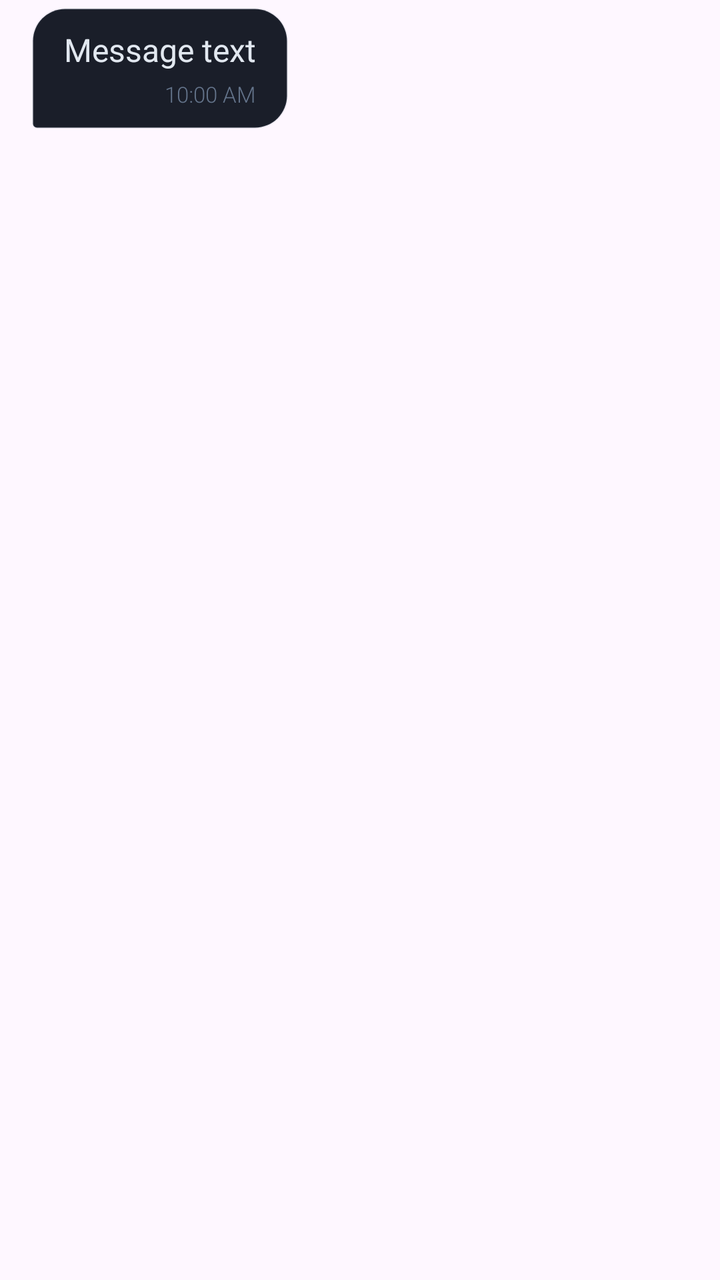
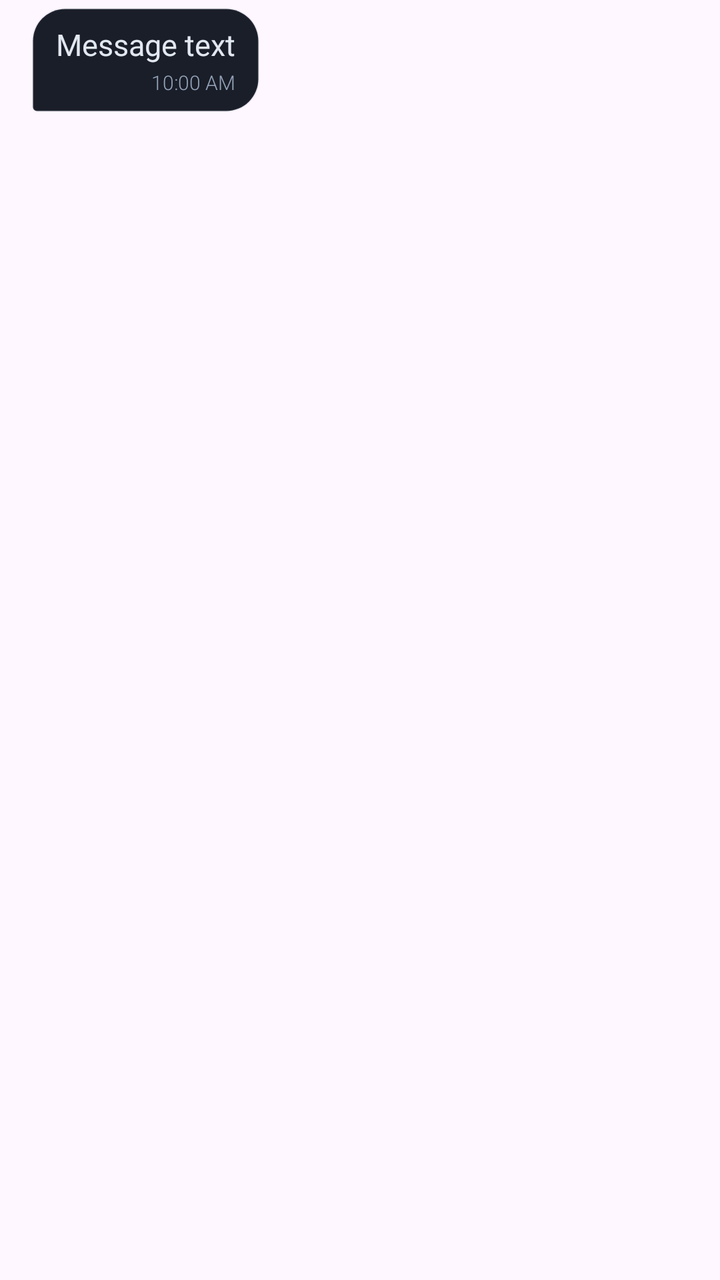

An Android layout rendered at two revisions. The XML below is the earlier revision; the diff shows what the commit changed to produce the second picture.
<!-- AndroidManifest.xml: application theme Theme.ChatApp -->
<!-- res/layout/item_chat_message.xml -->
<?xml version="1.0" encoding="utf-8"?>
<RelativeLayout xmlns:android="http://schemas.android.com/apk/res/android"
    android:layout_width="match_parent"
    android:layout_height="wrap_content"
    android:paddingHorizontal="16dp"
    android:paddingVertical="4dp"
    android:background="@android:color/transparent">

    <LinearLayout
        android:id="@+id/llMessageContainer"
        android:layout_width="wrap_content"
        android:layout_height="wrap_content"
        android:orientation="vertical"
        android:paddingHorizontal="16dp"
        android:paddingVertical="10dp"
        android:maxWidth="280dp"
        android:background="@drawable/bg_msg_received">

        <TextView
            android:id="@+id/tvMessageContent"
            android:layout_width="wrap_content"
            android:layout_height="wrap_content"
            android:text="Message text"
            android:textColor="#E2E8F0"
            android:textSize="16sp"
            android:lineSpacingExtra="2dp" />

        <TextView
            android:id="@+id/tvTime"
            android:layout_width="wrap_content"
            android:layout_height="wrap_content"
            android:text="10:00 AM"
            android:textSize="11sp"
            android:layout_gravity="end"
            android:layout_marginTop="4dp"
            android:textColor="#64748B"
            android:fontFamily="sans-serif-light" />

    </LinearLayout>

</RelativeLayout>
<!-- resources referenced by this layout -->
<resources>
  <!-- drawable bg_msg_received (drawable) -->
  <?xml version="1.0" encoding="utf-8"?>
  <shape xmlns:android="http://schemas.android.com/apk/res/android">
      <solid android:color="#1A1E29" />
      <stroke
          android:width="1dp"
          android:color="#1A64748B" />
      <corners
          android:topLeftRadius="16dp"
          android:topRightRadius="16dp"
          android:bottomLeftRadius="2dp"
          android:bottomRightRadius="16dp" />
  </shape>
  <style name="Theme.ChatApp" parent="Base.Theme.ChatApp" />
  <style name="Base.Theme.ChatApp" parent="Theme.Material3.DayNight.NoActionBar">
          
          
      </style>
</resources>

<!-- the commit's change to res/layout/item_chat_message.xml (unified diff, before → after) -->
@@ -11,29 +11,104 @@
         android:layout_width="wrap_content"
         android:layout_height="wrap_content"
         android:orientation="vertical"
-        android:paddingHorizontal="16dp"
-        android:paddingVertical="10dp"
+        android:paddingHorizontal="12dp"
+        android:paddingVertical="8dp"
         android:maxWidth="280dp"
         android:background="@drawable/bg_msg_received">
 
+        
+        <ImageView
+            android:id="@+id/ivImage"
+            android:layout_width="240dp"
+            android:layout_height="180dp"
+            android:scaleType="centerCrop"
+            android:adjustViewBounds="true"
+            android:visibility="gone"
+            android:layout_marginBottom="4dp"
+            android:background="#1E293B"
+            android:contentDescription="Encrypted Image" />
+
+        
+        <LinearLayout
+            android:id="@+id/llFileContainer"
+            android:layout_width="240dp"
+            android:layout_height="wrap_content"
+            android:orientation="horizontal"
+            android:gravity="center_vertical"
+            android:padding="8dp"
+            android:visibility="gone"
+            android:layout_marginBottom="4dp"
+            android:background="#1E293B">
+
+            <ImageView
+                android:id="@+id/ivFileIcon"
+                android:layout_width="32dp"
+                android:layout_height="32dp"
+                android:src="@drawable/ic_file_document"
+                android:layout_marginEnd="8dp"
+                android:contentDescription="Document" />
+
+            <LinearLayout
+                android:layout_width="0dp"
+                android:layout_height="wrap_content"
+                android:layout_weight="1"
+                android:orientation="vertical">
+
+                <TextView
+                    android:id="@+id/tvFileName"
+                    android:layout_width="wrap_content"
+                    android:layout_height="wrap_content"
+                    android:text="document.pdf"
+                    android:textColor="#E2E8F0"
+                    android:textSize="14sp"
+                    android:textStyle="bold"
+                    android:maxLines="1"
+                    android:ellipsize="middle" />
+
+                <TextView
+                    android:id="@+id/tvFileSize"
+                    android:layout_width="wrap_content"
+                    android:layout_height="wrap_content"
+                    android:text="1.2 MB"
+                    android:textColor="#94A3B8"
+                    android:textSize="11sp" />
+            </LinearLayout>
+
+            <ImageView
+                android:id="@+id/btnDownload"
+                android:layout_width="28dp"
+                android:layout_height="28dp"
+                android:src="@drawable/ic_download"
+                android:contentDescription="Download" />
+
+            <ProgressBar
+                android:id="@+id/pbFileProgress"
+                style="?android:attr/progressBarStyleSmall"
+                android:layout_width="24dp"
+                android:layout_height="24dp"
+                android:visibility="gone" />
+        </LinearLayout>
+
+        
         <TextView
             android:id="@+id/tvMessageContent"
             android:layout_width="wrap_content"
             android:layout_height="wrap_content"
             android:text="Message text"
             android:textColor="#E2E8F0"
-            android:textSize="16sp"
+            android:textSize="15sp"
             android:lineSpacingExtra="2dp" />
 
+        
         <TextView
             android:id="@+id/tvTime"
             android:layout_width="wrap_content"
             android:layout_height="wrap_content"
             android:text="10:00 AM"
-            android:textSize="11sp"
+            android:textSize="10sp"
             android:layout_gravity="end"
-            android:layout_marginTop="4dp"
-            android:textColor="#64748B"
+            android:layout_marginTop="2dp"
+            android:textColor="#94A3B8"
             android:fontFamily="sans-serif-light" />
 
     </LinearLayout>
<!-- resource entries referenced after the edit -->
@@ -13,6 +13,26 @@
           android:bottomLeftRadius="2dp"
           android:bottomRightRadius="16dp" />
   </shape>
+  <!-- drawable ic_download (drawable) -->
+  <vector xmlns:android="http://schemas.android.com/apk/res/android"
+      android:width="24dp"
+      android:height="24dp"
+      android:viewportWidth="24"
+      android:viewportHeight="24">
+    <path
+        android:fillColor="#38BDF8"
+        android:pathData="M19,9h-4V3H9v6H5l7,7 7,-7zM5,18v2h14v-2H5z"/>
+  </vector>
+  <!-- drawable ic_file_document (drawable) -->
+  <vector xmlns:android="http://schemas.android.com/apk/res/android"
+      android:width="24dp"
+      android:height="24dp"
+      android:viewportWidth="24"
+      android:viewportHeight="24">
+    <path
+        android:fillColor="#38BDF8"
+        android:pathData="M14,2H6c-1.1,0 -1.99,0.9 -1.99,2L4,20c0,1.1 0.89,2 1.99,2H18c1.1,0 2,-0.9 2,-2V8l-6,-6zm2,16H8v-2h8v2zm0,-4H8v-2h8v2zm-3,-5V3.5L18.5,9H13z"/>
+  </vector>
   <style name="Theme.ChatApp" parent="Base.Theme.ChatApp" />
   <style name="Base.Theme.ChatApp" parent="Theme.Material3.DayNight.NoActionBar">
           
